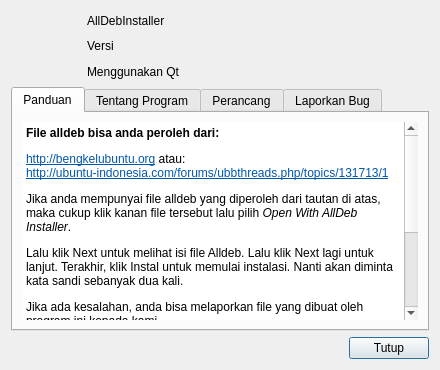
grOS-TEAM/alldeb-source, file ui/about.ui: the form before one commit.
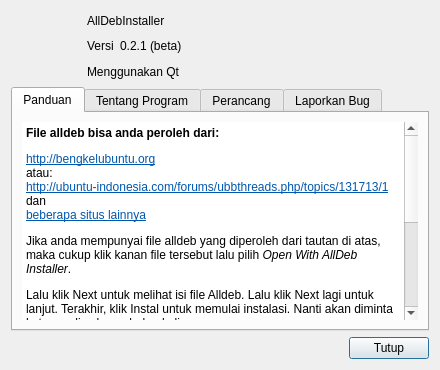
The form after the commit. Icons and pictures are not drawn.

What changed in the file:
```diff
--- a/ui/about.ui
+++ b/ui/about.ui
@@ -68,7 +68,7 @@
      <item>
       <widget class="QLabel" name="labelVersiProgram_2">
        <property name="text">
-        <string notr="true"/>
+        <string notr="true">0.2.1 (beta)</string>
        </property>
       </widget>
      </item>
@@ -122,8 +122,8 @@
 p, li { white-space: pre-wrap; }
 &lt;/style&gt;&lt;/head&gt;&lt;body style=&quot; font-family:'Sans Serif'; font-size:9pt; font-weight:400; font-style:normal;&quot;&gt;
 &lt;p style=&quot; margin-top:0px; margin-bottom:0px; margin-left:0px; margin-right:0px; -qt-block-indent:0; text-indent:0px;&quot;&gt;&lt;span style=&quot; font-weight:600;&quot;&gt;File alldeb bisa anda peroleh dari:&lt;/span&gt;&lt;/p&gt;
-&lt;p style=&quot; margin-top:12px; margin-bottom:0px; margin-left:0px; margin-right:0px; -qt-block-indent:0; text-indent:0px;&quot;&gt;&lt;a href=&quot;http://bengkelubuntu.org&quot;&gt;&lt;span style=&quot; text-decoration: underline; color:#0057ae;&quot;&gt;http://bengkelubuntu.org&lt;/span&gt;&lt;/a&gt; atau:&lt;/p&gt;
-&lt;p style=&quot; margin-top:0px; margin-bottom:12px; margin-left:0px; margin-right:0px; -qt-block-indent:0; text-indent:0px;&quot;&gt;&lt;a href=&quot;http://ubuntu-indonesia.com/forums/ubbthreads.php/topics/131713/1&quot;&gt;&lt;span style=&quot; text-decoration: underline; color:#0057ae;&quot;&gt;http://ubuntu-indonesia.com/forums/ubbthreads.php/topics/131713/1&lt;/span&gt;&lt;/a&gt;&lt;/p&gt;
+&lt;p style=&quot; margin-top:12px; margin-bottom:0px; margin-left:0px; margin-right:0px; -qt-block-indent:0; text-indent:0px;&quot;&gt;&lt;a href=&quot;http://bengkelubuntu.org&quot;&gt;&lt;span style=&quot; text-decoration: underline; color:#0057ae;&quot;&gt;http://bengkelubuntu.org&lt;br /&gt;&lt;/span&gt;&lt;/a&gt;atau:&lt;/p&gt;
+&lt;p style=&quot; margin-top:0px; margin-bottom:12px; margin-left:0px; margin-right:0px; -qt-block-indent:0; text-indent:0px;&quot;&gt;&lt;a href=&quot;http://ubuntu-indonesia.com/forums/ubbthreads.php/topics/131713/1&quot;&gt;&lt;span style=&quot; text-decoration: underline; color:#0057ae;&quot;&gt;http://ubuntu-indonesia.com/forums/ubbthreads.php/topics/131713/1&lt;br /&gt;&lt;/span&gt;&lt;/a&gt;dan&lt;br /&gt;&lt;a href=&quot;https://alldebins.wordpress.com/about/reference/&quot;&gt;&lt;span style=&quot; text-decoration: underline; color:#0057ae;&quot;&gt;beberapa situs lainnya&lt;/span&gt;&lt;/a&gt;&lt;/p&gt;
 &lt;p style=&quot; margin-top:0px; margin-bottom:12px; margin-left:0px; margin-right:0px; -qt-block-indent:0; text-indent:0px;&quot;&gt;Jika anda mempunyai file alldeb yang diperoleh dari tautan di atas, maka cukup klik kanan file tersebut lalu pilih &lt;span style=&quot; font-style:italic;&quot;&gt;Open With AllDeb Installer&lt;/span&gt;.&lt;/p&gt;
 &lt;p style=&quot; margin-top:12px; margin-bottom:12px; margin-left:0px; margin-right:0px; -qt-block-indent:0; text-indent:0px;&quot;&gt;Lalu klik Next untuk melihat isi file Alldeb. Lalu klik Next lagi untuk lanjut. Terakhir, klik Instal untuk memulai instalasi. Nanti akan diminta kata sandi sebanyak dua kali.&lt;/p&gt;
 &lt;p style=&quot; margin-top:12px; margin-bottom:12px; margin-left:0px; margin-right:0px; -qt-block-indent:0; text-indent:0px;&quot;&gt;Jika ada kesalahan, anda bisa melaporkan file yang dibuat oleh program ini kepada kami.&lt;/p&gt;
```
Left out of the diff: 2 changed lines with no effect on the pictures.
